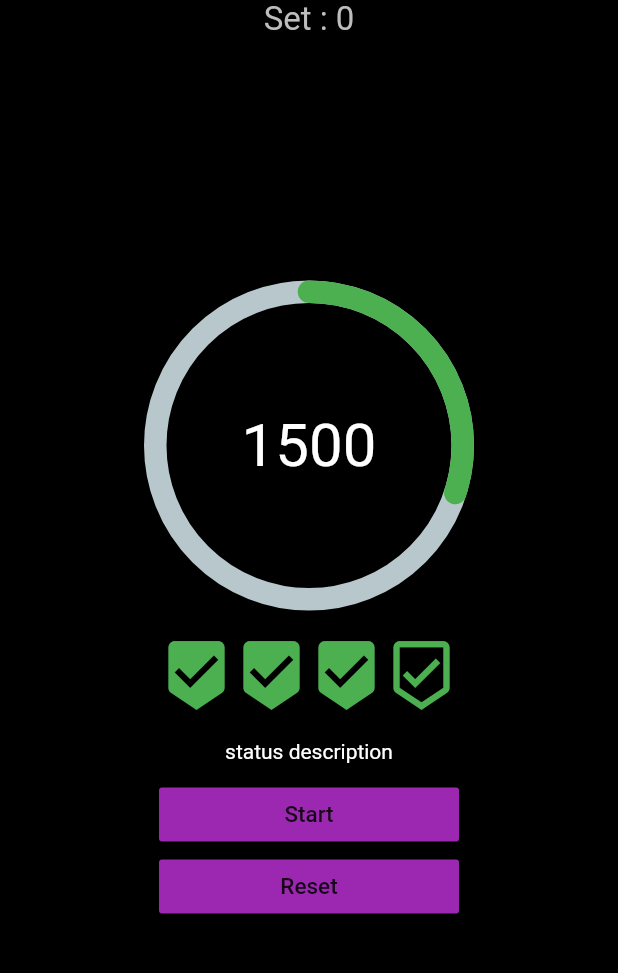
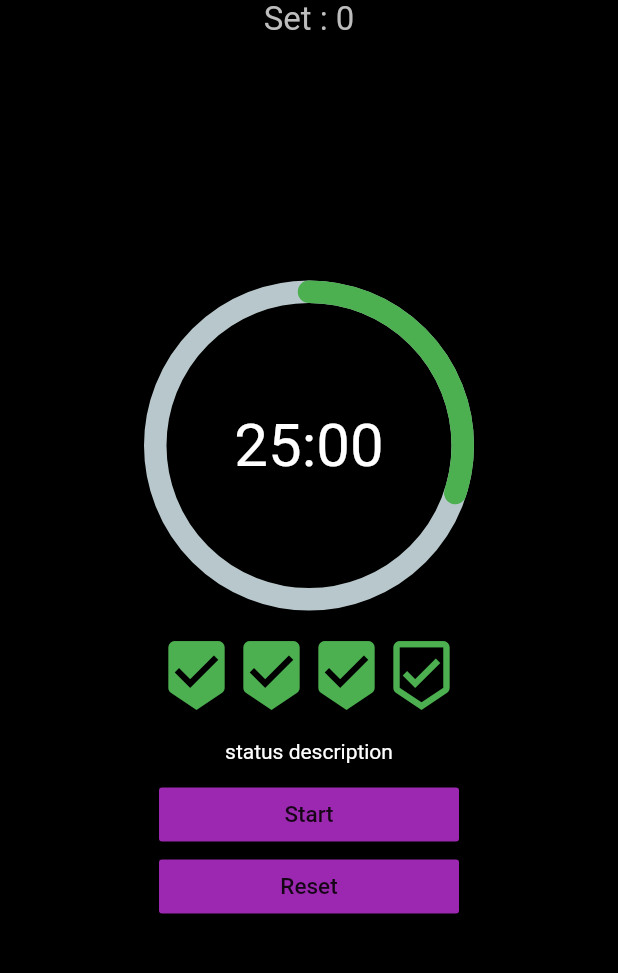
Before and after one commit to AidanGoldie7/plantodoro, a Flutter app: the screen it shows after launch, on a phone screen of 412 x 824 dp, the part 72-1045 px from its top. Run offline on Flutter 3.47's test engine with Material 2 defaults, Android fonts, the phone set to English and light mode, and no system bars; drawn by our look-alikes of percent_indicator.

Commit message:
4. method created to format time display correctly

```diff
--- a/lib/screens/home_screen.dart
+++ b/lib/screens/home_screen.dart
@@ -62,7 +62,8 @@ backgroundColor: Colors.black,
                       percent: 0.3,
                       //making timer line rounded instead of a straight line going around the circle
                       circularStrokeCap: CircularStrokeCap.round,
-                      center: Text('$remainingTime',
+                      center: Text(
+                        _secondsToFormattedString(remainingTime),
                       style: TextStyle(fontSize: 40, color: Colors.white),
                       ),
                       progressColor: Colors.green,
@@ -100,4 +101,19 @@ backgroundColor: Colors.black,
       ),
     );
   }
+
+  _secondsToFormattedString(int seconds) {
+    int roundedMinutes = seconds ~/ 60;
+    int remainingSeconds = seconds - (roundedMinutes * 60);
+    String remainingSecondsFormatted;
+
+    if (remainingSeconds <10) {
+      remainingSecondsFormatted = '0$remainingSeconds';
+    }
+    else {
+      remainingSecondsFormatted = remainingSeconds.toString();
+    }
+
+    return '$roundedMinutes:$remainingSecondsFormatted';
+  }
 }
```
